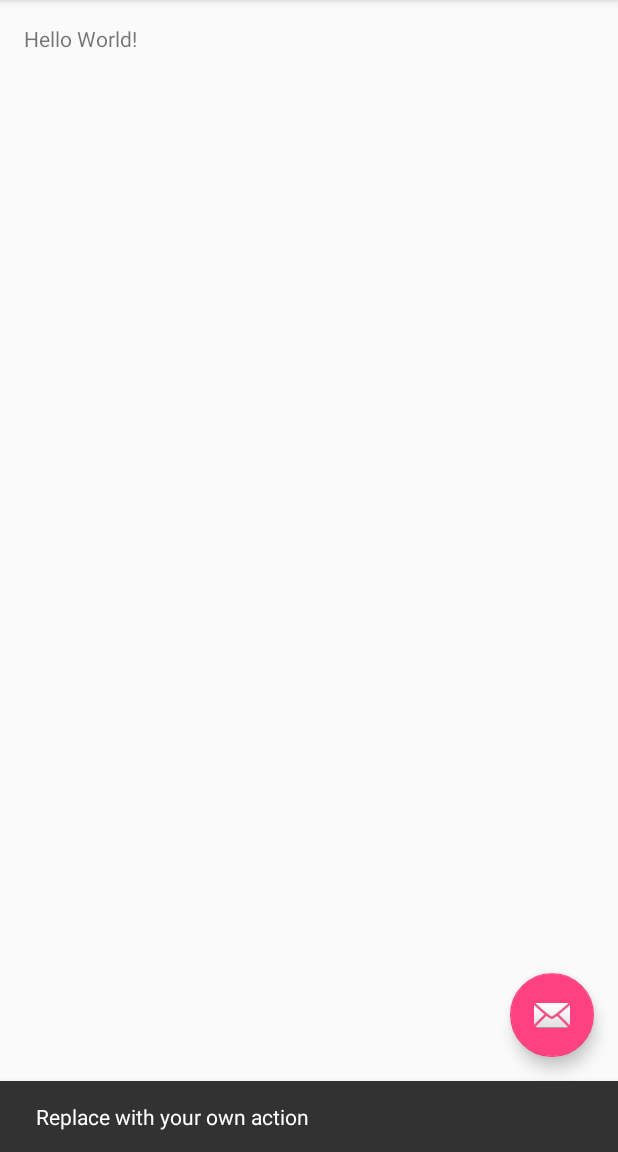
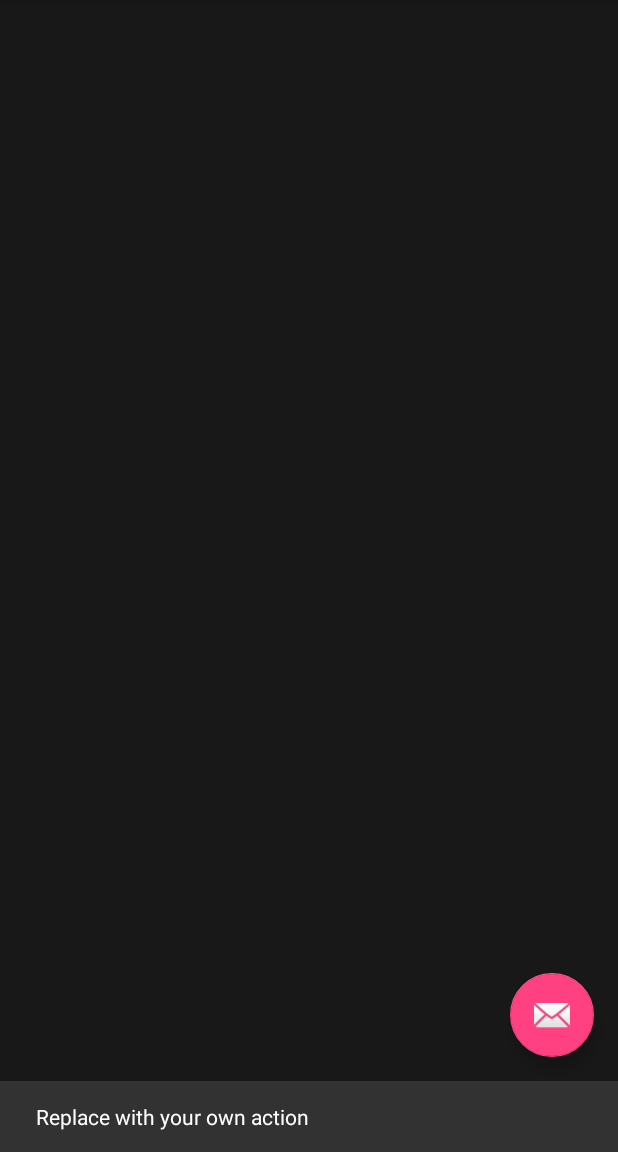
Before and after one commit to gurpalrattu/ReminderProject, an Android app: the screen it shows after launch (ReminderActivity), after a tap on an icon or button, on a phone screen of 412 x 824 dp, the part 84-1236 px from its top. Run offline under Robolectric (Android 15) with nearby library versions, the phone set to English and light mode, and no system bars.

Commit message:
added the color.xml to make background color dark grey

```diff
--- a/app/src/main/res/layout/content_reminder.xml
+++ b/app/src/main/res/layout/content_reminder.xml
@@ -7,8 +7,13 @@
     android:paddingTop="@dimen/activity_vertical_margin"
     android:paddingBottom="@dimen/activity_vertical_margin"
     app:layout_behavior="@string/appbar_scrolling_view_behavior"
-    tools:showIn="@layout/activity_reminder" tools:context=".ReminderActivity">
+    tools:showIn="@layout/activity_reminder" tools:context=".ReminderActivity"
+    android:background="@color/dark_grey">
 
-    <TextView android:text="Hello World!" android:layout_width="wrap_content"
-        android:layout_height="wrap_content" />
+    <ListView
+        android:layout_width="match_parent"
+        android:layout_height="wrap_content"
+        android:id="@+id/reminders_list_view"
+        android:layout_alignParentTop="true"
+        android:layout_centerHorizontal="true" />
 </RelativeLayout>
--- a/app/src/main/res/values/colors.xml
+++ b/app/src/main/res/values/colors.xml
@@ -3,4 +3,5 @@
     <color name="colorPrimary">#3F51B5</color>
     <color name="colorPrimaryDark">#303F9F</color>
     <color name="colorAccent">#FF4081</color>
+    <color name="dark_grey">#181818</color>
 </resources>
```
